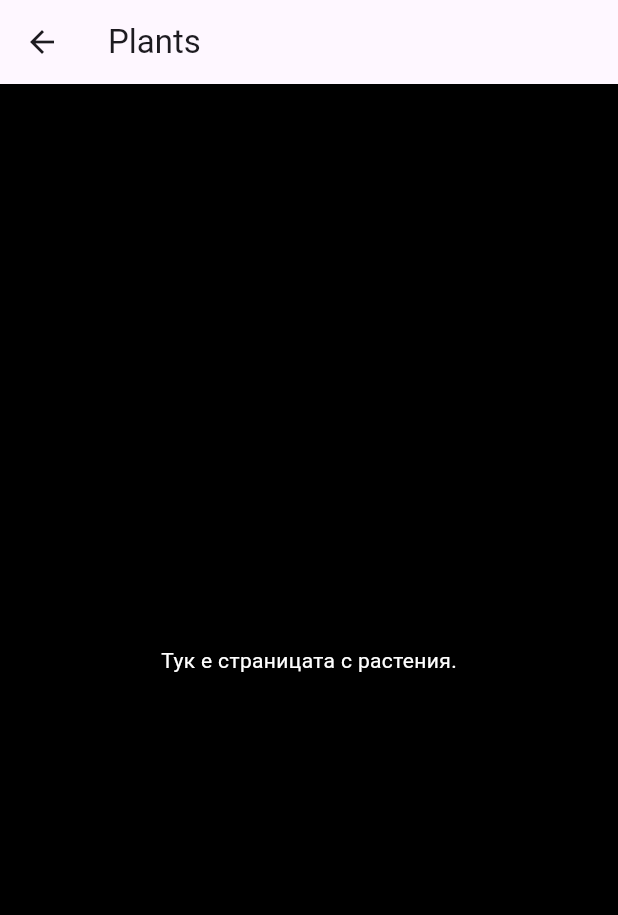
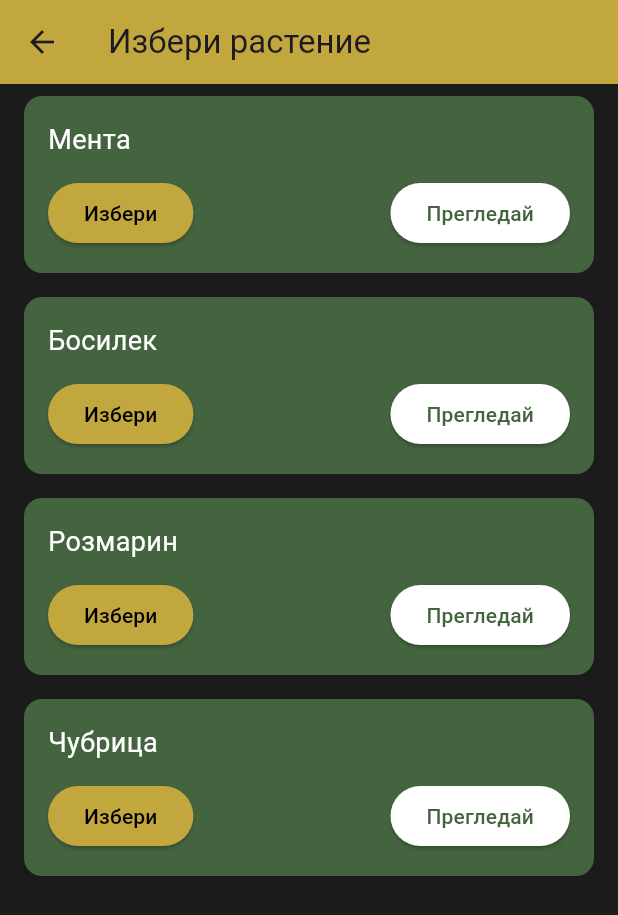
Before and after one commit to VodopadGames/koren_app, a Flutter app: the PlantsPage screen opened directly, on a phone screen of 412 x 824 dp. Shown: the top 915 px of the screen. Run offline on Flutter 3.47's test engine with Material 3 defaults, Android fonts, the phone set to English and light mode, and no system bars; our stand-ins replace firebase_core, flutter_svg, permission_handler; missing offline and left inert: flutter_reactive_ble; accounts and stored records are empty.

Commit message:
added plants page and plant details page. Added plants list with buttons for add and details.

```diff
--- a/lib/plants.dart
+++ b/lib/plants.dart
@@ -1,19 +1,75 @@
 import 'package:flutter/material.dart';
+import 'plant_details.dart'; // <-- Добавяме това
 
 class PlantsPage extends StatelessWidget {
   const PlantsPage({super.key});
 
+  final List<String> plants = const ['Мента', 'Босилек', 'Розмарин', 'Чубрица'];
+
   @override
   Widget build(BuildContext context) {
     return Scaffold(
+      backgroundColor: const Color(0xFF1B1B1B),
       appBar: AppBar(
-        title: const Text("Plants"),
+        title: const Text("Избери растение"),
+        backgroundColor: const Color(0xFFC2A73E),
       ),
-      body: const Center(
-        child: Text(
-          "Тук е страницата с растения.",
-          style: TextStyle(color: Colors.white),
-          ),
+      body: ListView.builder(
+        itemCount: plants.length,
+        itemBuilder: (context, index) {
+          final plant = plants[index];
+          return Container(
+            margin: const EdgeInsets.symmetric(horizontal: 16, vertical: 8),
+            padding: const EdgeInsets.all(16),
+            decoration: BoxDecoration(
+              color: const Color(0xFF44633F),
+              borderRadius: BorderRadius.circular(12),
+            ),
+            child: Column(
+              crossAxisAlignment: CrossAxisAlignment.start,
+              children: [
+                Text(
+                  plant,
+                  style: const TextStyle(
+                    color: Colors.white,
+                    fontSize: 18,
+                  ),
+                ),
+                const SizedBox(height: 12),
+                Row(
+                  mainAxisAlignment: MainAxisAlignment.spaceBetween,
+                  children: [
+                    ElevatedButton(
+                      style: ElevatedButton.styleFrom(
+                        backgroundColor: const Color(0xFFC2A73E),
+                        foregroundColor: Colors.black,
+                      ),
+                      onPressed: () {
+                        Navigator.pop(context, plant);
+                      },
+                      child: const Text("Избери"),
+                    ),
+                    ElevatedButton(
+                      style: ElevatedButton.styleFrom(
+                        backgroundColor: Colors.white,
+                        foregroundColor: const Color(0xFF44633F),
+                      ),
+                      onPressed: () {
+                        Navigator.push(
+                          context,
+                          MaterialPageRoute(
+                            builder: (_) => PlantDetailsPage(plantName: plant),
+                          ),
+                        );
+                      },
+                      child: const Text("Прегледай"),
+                    ),
+                  ],
+                )
+              ],
+            ),
+          );
+        },
       ),
     );
   }
```
Also changed, not shown: lib/my_home_page.dart (+20 -23 lines), lib/plant_details.dart (added, +32 -0 lines).
